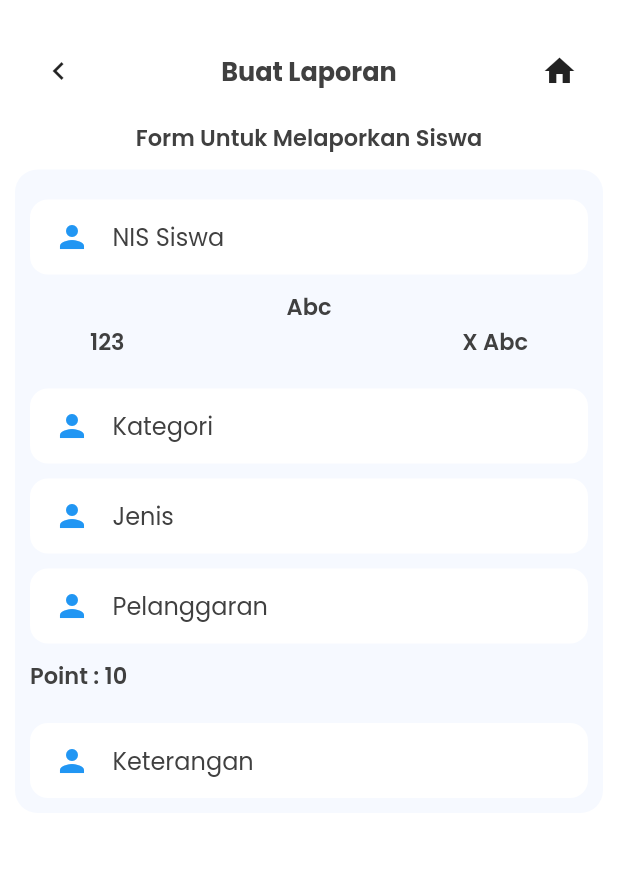
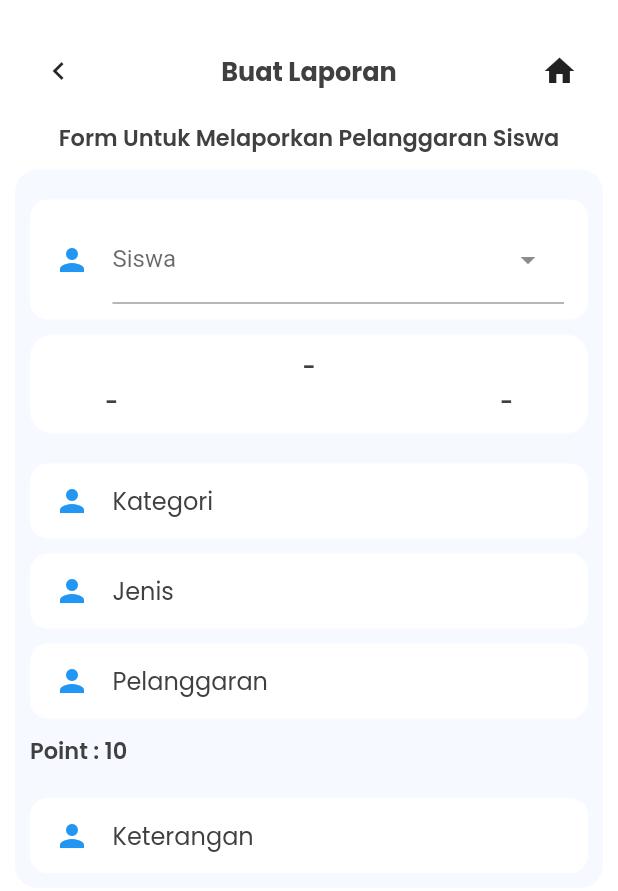
Before and after one commit to jeffriagustiar/fe_info_guru, a Flutter app: the LaporkanPage screen opened by its route, on a phone screen of 412 x 824 dp. Shown: the top 891 px of the screen. Run offline on Flutter 3.47's test engine with Material 2 defaults, Android fonts, the phone set to English and light mode, and no system bars; drawn by our look-alikes of dropdown_search; our stand-ins replace google_fonts; missing offline and left inert: sp_util; accounts and stored records are empty.

Commit message:
dropBox Search siswa

```diff
--- a/lib/pages/home/buatLaporan/laporkan_page.dart
+++ b/lib/pages/home/buatLaporan/laporkan_page.dart
@@ -1,10 +1,23 @@
+import 'package:fe_info_guru/services/siswa_service.dart';
 import 'package:fe_info_guru/share/theme.dart';
 import 'package:fe_info_guru/widgets/appBar_buttom.dart';
 import 'package:fe_info_guru/widgets/text_fild.dart';
 import 'package:flutter/material.dart';
+import 'package:dropdown_search/dropdown_search.dart';
 
-class LaporkanPage extends StatelessWidget {
+class LaporkanPage extends StatefulWidget {
   const LaporkanPage({super.key});
+
+  @override
+  State<LaporkanPage> createState() => _LaporkanPageState();
+}
+
+class _LaporkanPageState extends State<LaporkanPage> {
+
+  List _get = [];
+  String nama = '-';
+  String nis = '-';
+  String kelas = '-';
 
   @override
   Widget build(BuildContext context) {
@@ -17,6 +30,79 @@ class LaporkanPage extends StatelessWidget {
           fontSize: 15,
           fontWeight: semibold
         ),
+        textAlign: TextAlign.center,
+      );
+    }
+
+    Widget pilihSiswa()
+    {
+      return Column(
+        crossAxisAlignment: CrossAxisAlignment.start,
+        children: [
+
+          Container(
+            margin: const EdgeInsets.only(top: 10),
+            child: Column(
+              crossAxisAlignment: CrossAxisAlignment.start,
+              children: [
+                Container(
+                  padding: const EdgeInsets.symmetric(horizontal: 16),
+                  width: double.infinity,
+                  height: 80,
+                  decoration: BoxDecoration(
+                    color: backgroundColor,
+                    borderRadius: BorderRadius.circular(12)
+                  ),
+                  child: Center(
+                  child: Row(
+                    children: [
+                      const Icon(
+                        Icons.person,
+                        color: Colors.blue,
+                      ),
+                      const SizedBox(
+                        width: 15,
+                      ),
+                      Expanded(
+                        child: DropdownSearch<dynamic>(
+                          dropdownSearchDecoration: const InputDecoration(
+                            labelText: "Siswa",
+                            hintText: "Pilih Siswa",
+                          ),
+
+                          mode: Mode.BOTTOM_SHEET,
+                          showSearchBox: true,
+
+                          onFind: (text) async {
+                            List<dynamic> result = await SiswaService().getAllSiswa2();
+                            setState(() {
+                              _get =
+                              result;
+                            });
+                            // ignore: unnecessary_cast
+                            return _get as List<dynamic>;
+                          },
+
+                          onChanged: (value) {
+                            setState(() {
+                              nama = value['nama'];
+                              nis = value['nis'];
+                              kelas = value['kelas'];
+                            });
+                          },
+
+                          itemAsString: (item) => item['nama'] + ' - ' + item['nis'],
+                        ),
+                      ),
+                    ],
+                  ),
+                ),
+              ),
+            ],
+          ),
+        ),
+
+      ]
     );
   }
 
@@ -28,7 +114,7 @@ class LaporkanPage extends StatelessWidget {
 
             AppBarButtom(nama: 'Buat Laporan'),
 
-            textForm("Form Untuk Melaporkan Siswa"),
+            textForm("Form Untuk Melaporkan Pelanggaran Siswa"),
 
             Expanded(
               child: ListView(
@@ -43,24 +129,32 @@ class LaporkanPage extends StatelessWidget {
                     child: Column(
                       crossAxisAlignment: CrossAxisAlignment.start,
                       children: [
-                        TextFildSendiri(hint: "NIS Siswa"),
+
+                        pilihSiswa(),
 
                         Padding(
                           padding: const EdgeInsets.symmetric(vertical: 10),
+                          child: Container(
+                            padding: const EdgeInsets.all(10),
+                            decoration: BoxDecoration(
+                              borderRadius: BorderRadius.circular(15),
+                              color: backgroundColor
+                            ),
                             child: Column(
                               children: [
-                              textForm("Abc"),
+                                textForm(nama),
                                 Padding(
                                   padding: const EdgeInsets.symmetric(horizontal: 40),
                                   child: Row(
                                     mainAxisAlignment: MainAxisAlignment.spaceBetween,
                                     children: [
-                                    textForm("123"),
-                                    textForm("X Abc")
+                                      textForm(nis),
+                                      textForm(kelas)
                                     ],
                                   ),
                                 )
                               ],
+                            ),
                           ),
                         ),
 
--- a/pubspec.yaml
+++ b/pubspec.yaml
@@ -42,6 +42,7 @@ dependencies:
   sp_util: ^2.0.3
   percent_indicator: ^4.2.3
   intl: ^0.18.0
+  dropdown_search: ^3.0.1
   # google_maps_flutter: ^2.2.5
   # location: ^4.4.0
 
```
Also changed, not shown: lib/services/catatan_service.dart (+20 -1 lines), lib/services/siswa_service.dart (added, +38 -0 lines), pubspec.lock. Lines whose indentation alone changed are shown as unchanged.
